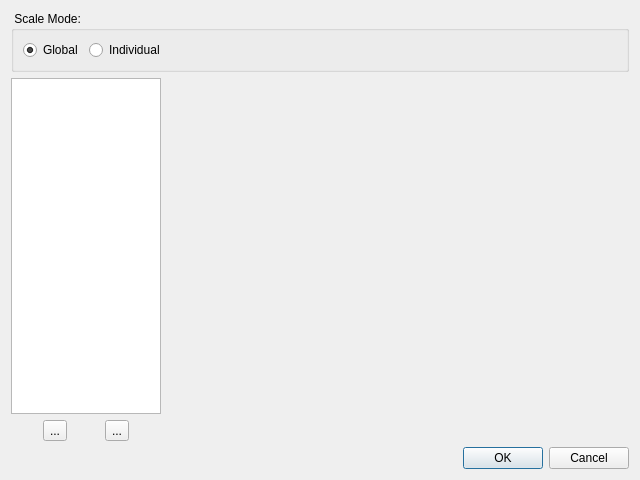
First picture: the form in copasi/qlayout/CQAnimationSettingsEditor.ui, repository copasi/COPASI, before the edit.
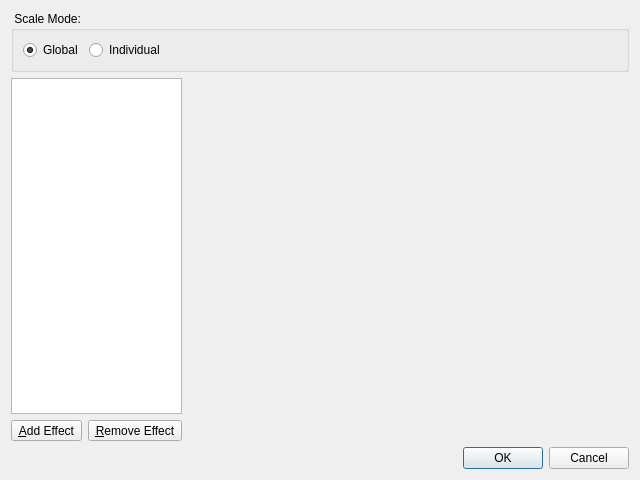
Second picture: the form after the edit. Custom widgets are drawn as their Qt base class.

What changed in the file:
```diff
--- a/copasi/qlayout/CQAnimationSettingsEditor.ui
+++ b/copasi/qlayout/CQAnimationSettingsEditor.ui
@@ -109,14 +109,14 @@
          <item>
           <widget class="QToolButton" name="toolButton">
            <property name="text">
-            <string>...</string>
+            <string>&amp;Add Effect</string>
            </property>
           </widget>
          </item>
          <item>
           <widget class="QToolButton" name="toolButton_2">
            <property name="text">
-            <string>...</string>
+            <string>&amp;Remove Effect</string>
            </property>
           </widget>
          </item>
```
Left out of the diff: 16 changed lines with no effect on the pictures.
